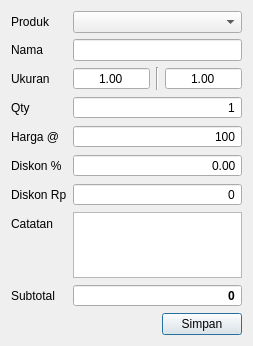
AyahnaSyahid/LazyMins, file src/dialogs/orderitemdialog.ui: the form before one commit.
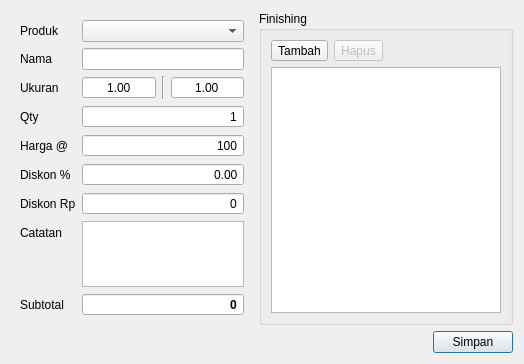
The form after the commit. Custom widgets are drawn as their Qt base class.

```diff
--- a/src/dialogs/orderitemdialog.ui
+++ b/src/dialogs/orderitemdialog.ui
@@ -6,15 +6,36 @@
    <rect>
     <x>0</x>
     <y>0</y>
-    <width>253</width>
-    <height>342</height>
+    <width>524</width>
+    <height>344</height>
    </rect>
   </property>
+  <property name="maximumSize">
+   <size>
+    <width>16777215</width>
+    <height>344</height>
+   </size>
+  </property>
   <property name="windowTitle">
    <string>Form Order Item</string>
   </property>
-  <layout class="QVBoxLayout" name="verticalLayout">
+  <layout class="QVBoxLayout" name="verticalLayout_2">
    <item>
+    <layout class="QHBoxLayout" name="horizontalLayout_2">
+     <item>
+      <widget class="QFrame" name="frame">
+       <property name="minimumSize">
+        <size>
+         <width>242</width>
+         <height>0</height>
+        </size>
+       </property>
+       <property name="maximumSize">
+        <size>
+         <width>242</width>
+         <height>16777215</height>
+        </size>
+       </property>
     <layout class="QFormLayout" name="formLayout">
      <item row="0" column="0">
       <widget class="QLabel" name="produkLabel">
@@ -260,6 +281,55 @@
        <property name="maximum">
         <number>99999999</number>
        </property>
+         </widget>
+        </item>
+       </layout>
+      </widget>
+     </item>
+     <item>
+      <widget class="QGroupBox" name="groupBox">
+       <property name="title">
+        <string>Finishing</string>
+       </property>
+       <layout class="QVBoxLayout" name="verticalLayout">
+        <item>
+         <layout class="QHBoxLayout" name="horizontalLayout_3">
+          <item>
+           <widget class="QToolButton" name="tambahButton">
+            <property name="text">
+             <string>Tambah</string>
+            </property>
+           </widget>
+          </item>
+          <item>
+           <widget class="QToolButton" name="hapusButton">
+            <property name="enabled">
+             <bool>false</bool>
+            </property>
+            <property name="text">
+             <string>Hapus</string>
+            </property>
+           </widget>
+          </item>
+          <item>
+           <spacer name="horizontalSpacer">
+            <property name="orientation">
+             <enum>Qt::Orientation::Horizontal</enum>
+            </property>
+            <property name="sizeHint" stdset="0">
+             <size>
+              <width>40</width>
+              <height>20</height>
+             </size>
+            </property>
+           </spacer>
+          </item>
+         </layout>
+        </item>
+        <item>
+         <widget class="QListView" name="finishingView"/>
+        </item>
+       </layout>
       </widget>
      </item>
     </layout>
```
Lines whose indentation alone changed are shown as unchanged.
